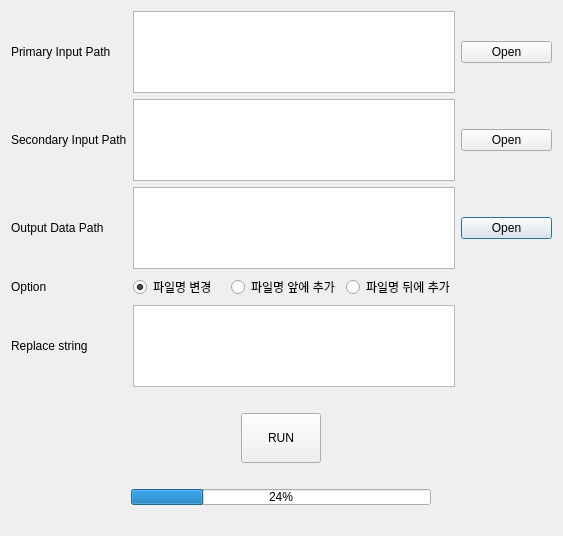
Qt form UI/btn_FileRename.ui (zzungdo/Intergration_Tool) before a commit.
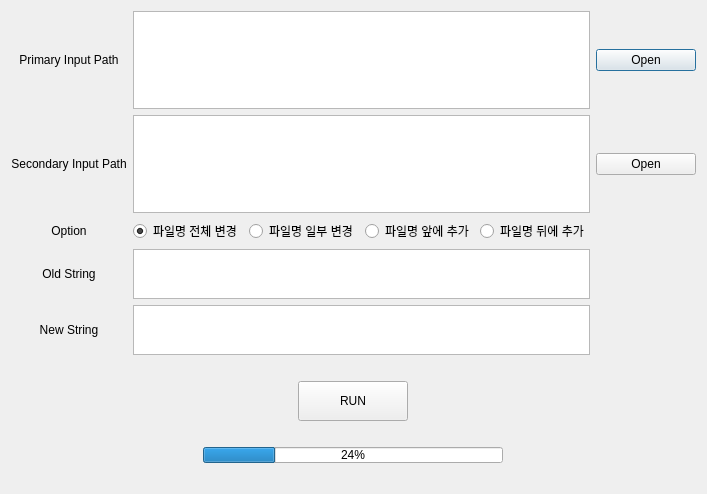
The same form after that commit.

Commit message: Data_Rename_finish

The edit to the form file:
```diff
--- a/UI/btn_FileRename.ui
+++ b/UI/btn_FileRename.ui
@@ -6,8 +6,8 @@
    <rect>
     <x>0</x>
     <y>0</y>
-    <width>563</width>
-    <height>536</height>
+    <width>707</width>
+    <height>494</height>
    </rect>
   </property>
   <property name="windowTitle">
@@ -19,79 +19,81 @@
   <layout class="QVBoxLayout" name="verticalLayout">
    <item>
     <layout class="QGridLayout" name="gridLayout">
-     <item row="4" column="3">
-      <widget class="QRadioButton" name="rBtn_rear">
+     <item row="4" column="0">
+      <widget class="QLabel" name="label_OldString">
        <property name="text">
-        <string>파일명 뒤에 추가</string>
+        <string>Old String</string>
+       </property>
+       <property name="alignment">
+        <set>Qt::AlignCenter</set>
        </property>
       </widget>
      </item>
-     <item row="4" column="2">
+     <item row="3" column="3">
       <widget class="QRadioButton" name="rBtn_front">
        <property name="text">
         <string>파일명 앞에 추가</string>
        </property>
       </widget>
      </item>
-     <item row="4" column="1">
-      <widget class="QRadioButton" name="rBtn_rename">
-       <property name="text">
-        <string>파일명 변경</string>
-       </property>
-       <property name="checked">
-        <bool>true</bool>
-       </property>
-      </widget>
-     </item>
-     <item row="5" column="1" colspan="3">
-      <widget class="QTextEdit" name="textEdit_string"/>
-     </item>
-     <item row="3" column="1" colspan="3">
-      <widget class="QTextEdit" name="textEdit_output_path"/>
-     </item>
-     <item row="3" column="4">
-      <widget class="QPushButton" name="pbth_output_path">
-       <property name="text">
-        <string>Open</string>
-       </property>
-      </widget>
-     </item>
-     <item row="4" column="0">
-      <widget class="QLabel" name="label_option">
-       <property name="text">
-        <string>Option</string>
-       </property>
-      </widget>
-     </item>
-     <item row="3" column="0">
-      <widget class="QLabel" name="label_output_path">
-       <property name="text">
-        <string>Output Data Path</string>
-       </property>
-      </widget>
-     </item>
-     <item row="2" column="4">
-      <widget class="QPushButton" name="pbtn_input_path2">
-       <property name="text">
-        <string>Open</string>
-       </property>
-      </widget>
-     </item>
-     <item row="2" column="1" colspan="3">
-      <widget class="QTextEdit" name="textEdit_input_path2"/>
-     </item>
-     <item row="1" column="1" colspan="3">
+     <item row="1" column="1" colspan="4">
       <widget class="QTextEdit" name="textEdit_input_path1"/>
      </item>
+     <item row="2" column="0">
+      <widget class="QLabel" name="label_input_path2">
+       <property name="text">
+        <string>Secondary Input Path</string>
+       </property>
+       <property name="alignment">
+        <set>Qt::AlignCenter</set>
+       </property>
+      </widget>
+     </item>
      <item row="5" column="0">
       <widget class="QLabel" name="label_string">
        <property name="text">
-        <string>Replace string</string>
+        <string>New String</string>
        </property>
+       <property name="alignment">
+        <set>Qt::AlignCenter</set>
+       </property>
       </widget>
      </item>
-     <item row="1" column="4">
+     <item row="3" column="4">
+      <widget class="QRadioButton" name="rBtn_rear">
+       <property name="text">
+        <string>파일명 뒤에 추가</string>
+       </property>
+      </widget>
+     </item>
+     <item row="3" column="2">
+      <widget class="QRadioButton" name="rBtn_PartRename">
+       <property name="text">
+        <string>파일명 일부 변경</string>
+       </property>
+      </widget>
+     </item>
+     <item row="2" column="1" colspan="4">
+      <widget class="QTextEdit" name="textEdit_input_path2"/>
+     </item>
+     <item row="3" column="1">
+      <widget class="QRadioButton" name="rBtn_AllRename">
+       <property name="text">
+        <string>파일명 전체 변경</string>
+       </property>
+       <property name="checked">
+        <bool>true</bool>
+       </property>
+      </widget>
+     </item>
+     <item row="1" column="5">
       <widget class="QPushButton" name="pbtn_input_path1">
+       <property name="maximumSize">
+        <size>
+         <width>100</width>
+         <height>16777215</height>
+        </size>
+       </property>
        <property name="text">
         <string>Open</string>
        </property>
@@ -102,12 +104,63 @@
        <property name="text">
         <string>Primary Input Path</string>
        </property>
+       <property name="alignment">
+        <set>Qt::AlignCenter</set>
+       </property>
       </widget>
      </item>
-     <item row="2" column="0">
-      <widget class="QLabel" name="label_input_path2">
+     <item row="5" column="1" colspan="4">
+      <widget class="QTextEdit" name="textEdit_NewString">
+       <property name="sizePolicy">
+        <sizepolicy hsizetype="Expanding" vsizetype="Fixed">
+         <horstretch>0</horstretch>
+         <verstretch>0</verstretch>
+        </sizepolicy>
+       </property>
+       <property name="maximumSize">
+        <size>
+         <width>16777215</width>
+         <height>50</height>
+        </size>
+       </property>
+      </widget>
+     </item>
+     <item row="2" column="5">
+      <widget class="QPushButton" name="pbtn_input_path2">
+       <property name="maximumSize">
+        <size>
+         <width>100</width>
+         <height>16777215</height>
+        </size>
+       </property>
        <property name="text">
-        <string>Secondary Input Path</string>
+        <string>Open</string>
+       </property>
+      </widget>
+     </item>
+     <item row="4" column="1" colspan="4">
+      <widget class="QTextEdit" name="textEdit_OldString">
+       <property name="sizePolicy">
+        <sizepolicy hsizetype="Expanding" vsizetype="Fixed">
+         <horstretch>0</horstretch>
+         <verstretch>0</verstretch>
+        </sizepolicy>
+       </property>
+       <property name="maximumSize">
+        <size>
+         <width>16777215</width>
+         <height>50</height>
+        </size>
+       </property>
+      </widget>
+     </item>
+     <item row="3" column="0">
+      <widget class="QLabel" name="label_option">
+       <property name="text">
+        <string>Option</string>
+       </property>
+       <property name="alignment">
+        <set>Qt::AlignCenter</set>
        </property>
       </widget>
      </item>
@@ -138,8 +191,8 @@
        </property>
        <property name="minimumSize">
         <size>
-         <width>0</width>
-         <height>50</height>
+         <width>110</width>
+         <height>40</height>
         </size>
        </property>
        <property name="maximumSize">
```
Left out of the diff: 11 changed lines with no effect on the pictures. The commit also changes 6 other files.
